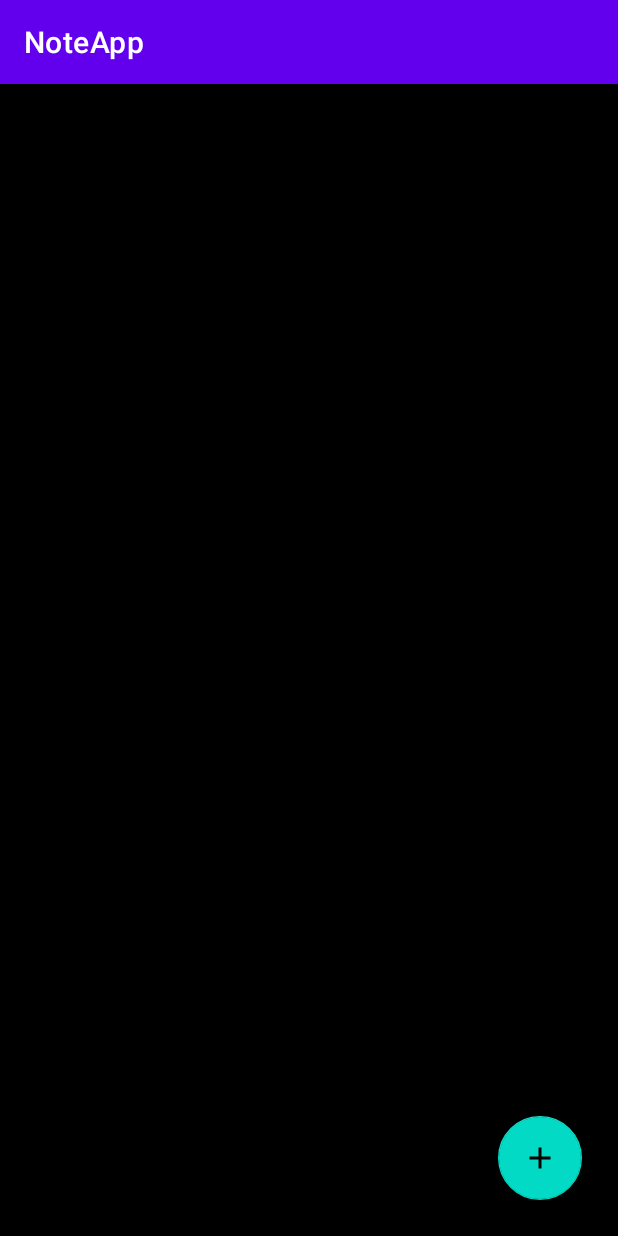
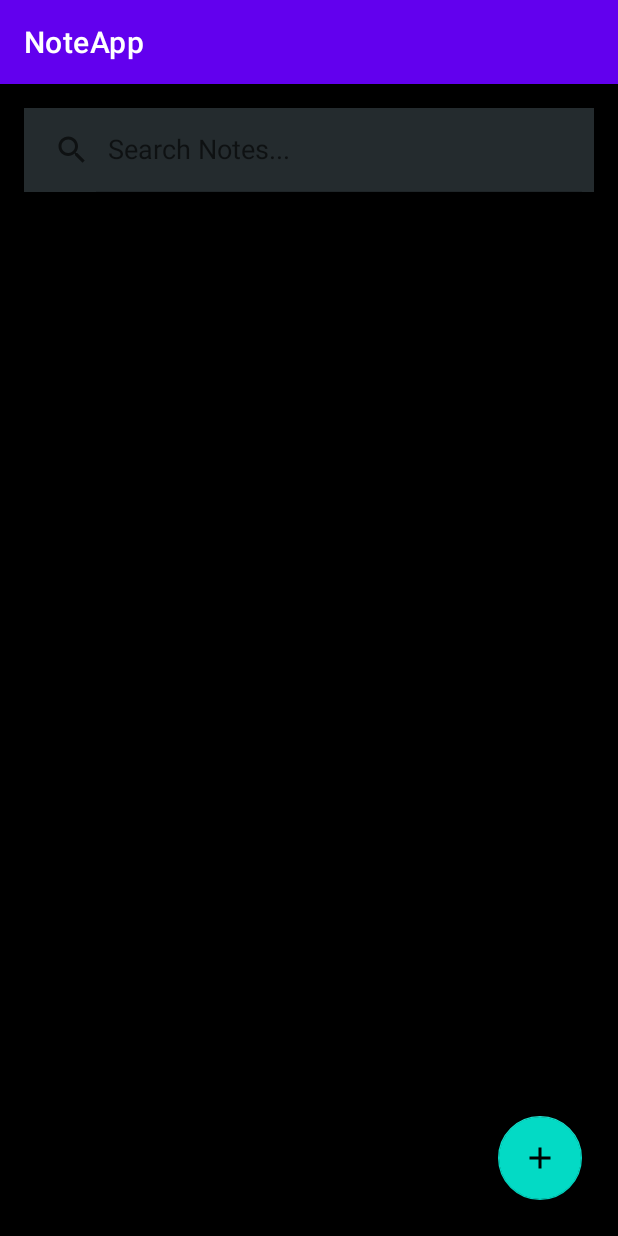
Before and after one commit to SauceOu/Android-Note-App, an Android app: the screen it shows after launch (MainActivity), on a phone screen of 412 x 824 dp. Run offline under Robolectric (Android 15) with nearby library versions, the phone set to English and light mode, and no system bars; our stand-ins replace Room's generated code.

Commit message:
Added 'search notes' feature in mainActivity

```diff
--- a/app/src/main/java/com/example/noteapp/Adapters/NotesListAdapter.java
+++ b/app/src/main/java/com/example/noteapp/Adapters/NotesListAdapter.java
@@ -91,6 +91,11 @@ public class NotesListAdapter extends RecyclerView.Adapter<NotesViewHolder> {
     public int getItemCount() {
         return list.size();
     }
+
+    public void filterList(List<Notes> filteredList) {
+        list = filteredList;
+        notifyDataSetChanged();
+    }
 }
 
 class NotesViewHolder extends RecyclerView.ViewHolder {
--- a/app/src/main/res/layout/activity_main.xml
+++ b/app/src/main/res/layout/activity_main.xml
@@ -8,11 +8,22 @@
     android:background="@color/black"
     tools:context=".MainActivity">
 
+    <SearchView
+        android:id="@+id/searchView_home"
+        android:layout_alignParentTop="true"
+        android:layout_margin="16dp"
+        android:background="@color/grey"
+        android:queryHint="Search Notes..."
+        android:iconifiedByDefault="false"
+        android:layout_width="match_parent"
+        android:layout_height="?android:attr/actionBarSize"/>
+
     <androidx.recyclerview.widget.RecyclerView
         android:id="@+id/recycler_home"
         android:layout_margin="8dp"
+        android:layout_below="@+id/searchView_home"
         android:layout_width="match_parent"
-        android:layout_height="match_parent"/>
+        android:layout_height="match_parent" />
 
     <com.google.android.material.floatingactionbutton.FloatingActionButton
         android:id="@+id/fab_add"
```
Also changed, not shown: app/src/main/java/com/example/noteapp/MainActivity.java (+27 -0 lines).
